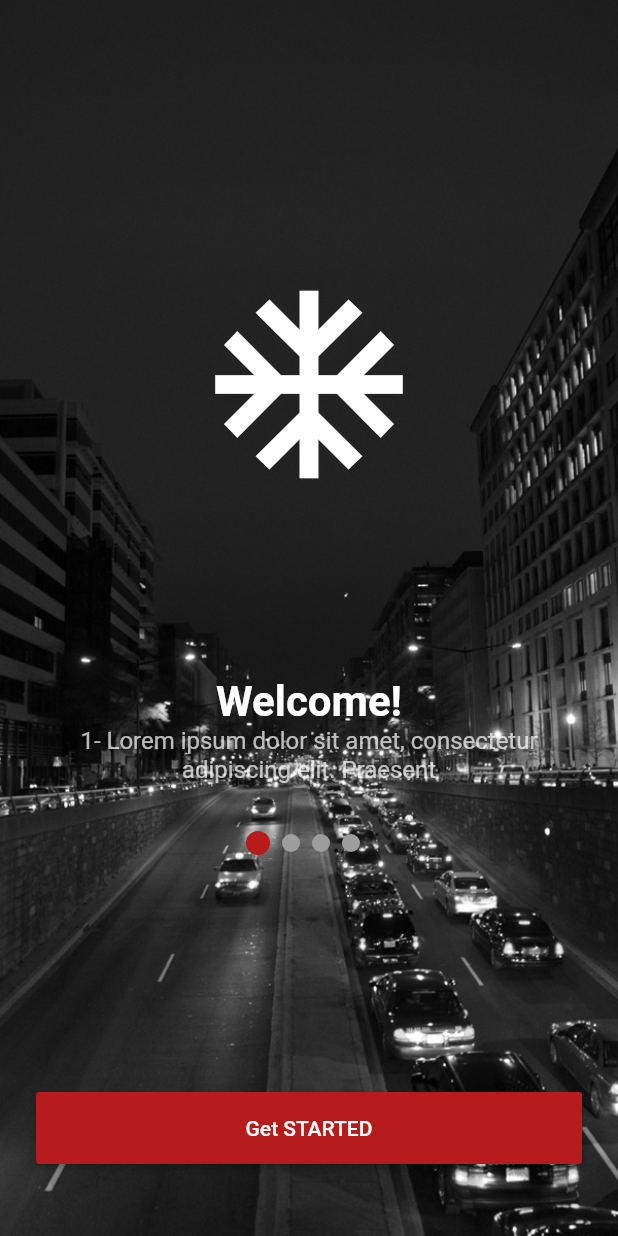
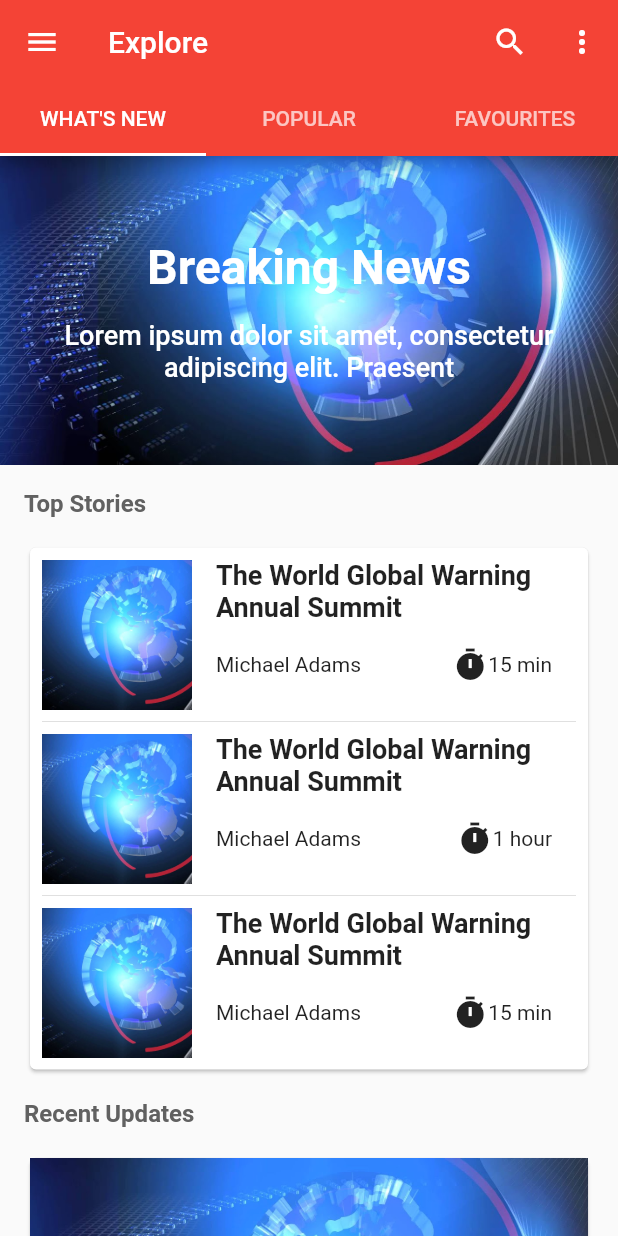
Before and after one commit to a-atalla/flutter_news, a Flutter app: the screen it shows after launch, after a tap on "Get STARTED", on a phone screen of 412 x 824 dp. Run offline on Flutter 3.47's test engine with Material 2 defaults, Android fonts, the phone set to English and light mode, and no system bars; our stand-ins replace shared_preferences.

Commit message:
finish what's news screen

```diff
--- a/lib/main.dart
+++ b/lib/main.dart
@@ -1,14 +1,33 @@
 import 'package:flutter/material.dart';
+import 'package:flutter_news/screens/home.dart';
 import 'package:flutter_news/screens/onboarding.dart';
+import 'package:shared_preferences/shared_preferences.dart';
 
-void main() => runApp(App());
+void main() async{
+  Widget _firstScreen;
+  SharedPreferences prefs = await SharedPreferences.getInstance();
+  bool isSeen = prefs.getBool('isSeen');
+  if (isSeen == null || isSeen == false ) {
+    _firstScreen = OnBoarding();
+  } else {
+    _firstScreen = HomeScreen();
+  }
+  runApp(App(_firstScreen));
+}
 
 class App extends StatelessWidget {
+  Widget _firstScreen;
+
+  App(this._firstScreen);
+
   @override
   Widget build(BuildContext context) {
     return MaterialApp(
-      debugShowCheckedModeBanner: false,
-      home: OnBoarding()
+        debugShowCheckedModeBanner: false,
+        theme: ThemeData(
+          primaryColor: Colors.red,
+        ),
+        home: this._firstScreen,
     );
   }
 }
--- /dev/null
+++ b/lib/screens/home.dart
@@ -0,0 +1,58 @@
+import 'package:flutter/material.dart';
+import 'package:flutter_news/screens/hopme_tabs/favourites.dart';
+import 'package:flutter_news/screens/hopme_tabs/popular.dart';
+import 'package:flutter_news/screens/hopme_tabs/whats_new.dart';
+import 'package:flutter_news/widgets/navigation_drawer.dart';
+
+class HomeScreen extends StatefulWidget {
+  @override
+  _HomeScreenState createState() => _HomeScreenState();
+}
+
+class _HomeScreenState extends State<HomeScreen>
+    with SingleTickerProviderStateMixin {
+  TabController _tabController;
+
+  @override
+  void initState() {
+    super.initState();
+    _tabController = TabController(initialIndex: 0, length: 3, vsync: this);
+  }
+
+  @override
+  Widget build(BuildContext context) {
+    return Scaffold(
+        appBar: AppBar(
+          title: Text('Explore'),
+          centerTitle: false,
+          actions: <Widget>[
+            IconButton(
+              icon: Icon(Icons.search),
+              onPressed: () {},
+            ),
+            IconButton(
+              icon: Icon(Icons.more_vert),
+              onPressed: () {},
+            ),
+          ],
+          bottom: TabBar(
+            indicatorColor: Colors.white,
+            tabs: <Widget>[
+              Tab(text: "WHAT'S NEW"),
+              Tab(text: "POPULAR"),
+              Tab(text: "FAVOURITES")
+            ],
+            controller: _tabController,
+          ),
+        ),
+        drawer: NavigationDrawer(),
+        body: TabBarView(
+          children: <Widget>[
+            WhatsNew(),
+            Popular(),
+            Favourites(),
+          ],
+          controller: _tabController,
+        ));
+  }
+}
--- /dev/null
+++ b/lib/screens/hopme_tabs/favourites.dart
@@ -0,0 +1,18 @@
+
+import 'package:flutter/material.dart';
+
+class Favourites extends StatefulWidget {
+  @override
+  _FavouritesState createState() => _FavouritesState();
+}
+
+class _FavouritesState extends State<Favourites> {
+  @override
+  Widget build(BuildContext context) {
+    return Container(
+      child: Center(
+        child: Text('Favourites'),
+      ),
+    );
+  }
+}
--- /dev/null
+++ b/lib/screens/hopme_tabs/popular.dart
@@ -0,0 +1,18 @@
+
+import 'package:flutter/material.dart';
+
+class Popular extends StatefulWidget {
+  @override
+  _PopularState createState() => _PopularState();
+}
+
+class _PopularState extends State<Popular> {
+  @override
+  Widget build(BuildContext context) {
+    return Container(
+      child: Center(
+        child: Text('Popular'),
+      ),
+    );
+  }
+}
--- /dev/null
+++ b/lib/screens/hopme_tabs/whats_new.dart
@@ -0,0 +1,49 @@
+
+import 'package:flutter/material.dart';
+import 'package:flutter_news/widgets/card_with_image.dart';
+import 'package:flutter_news/widgets/recent_update_item.dart';
+import 'package:flutter_news/widgets/section_title.dart';
+import 'package:flutter_news/widgets/top_stories.dart';
+
+class WhatsNew extends StatefulWidget {
+  @override
+  _WhatsNewState createState() => _WhatsNewState();
+}
+
+class _WhatsNewState extends State<WhatsNew> {
+  @override
+  Widget build(BuildContext context) {
+    return Container(
+      child: SingleChildScrollView(
+        child: Column(
+          crossAxisAlignment: CrossAxisAlignment.start,
+          children: <Widget>[
+            CardWithImage(
+              title: 'Breaking News',
+              description: 'Lorem ipsum dolor sit amet, consectetur adipiscing elit. Praesent',
+              image: 'assets/images/placeholder_bg.png'
+            ),
+            SectionTitle('Top Stories'),
+            TopStories(),
+            SectionTitle('Recent Updates'),
+            RecentUpdatesItem(
+              image: 'assets/images/placeholder_bg.png',
+              title: 'Lorem ipsum dolor sit amet, consectetur adipiscing elit. Praesent',
+              time: '15 min',
+              tagName: 'SPORT',
+              tagColor: Colors.teal,
+            ),
+            RecentUpdatesItem(
+              image: 'assets/images/placeholder_bg.png',
+              title: 'Lorem ipsum dolor sit amet, consectetur adipiscing elit. Praesent',
+              time: '45 min',
+              tagName: 'EVENT',
+              tagColor: Colors.redAccent,
+            ),
+            SizedBox(height: 48,)
+          ],
+        ),
+      )
+    );
+  }
+}
--- a/lib/screens/onboarding.dart
+++ b/lib/screens/onboarding.dart
@@ -1,5 +1,7 @@
 import 'package:flutter/material.dart';
 import 'package:flutter_news/models/onboarding_page.dart';
+import 'package:flutter_news/screens/home.dart';
+import 'package:shared_preferences/shared_preferences.dart';
 
 class OnBoarding extends StatefulWidget {
   @override
@@ -12,6 +14,11 @@ class _OnBoardingState extends State<OnBoarding> {
 
   void initState() {
     _populatePages();
+  }
+
+  void _setSeen() async{
+    SharedPreferences prefs = await SharedPreferences.getInstance();
+    prefs.setBool('isSeen', true);
   }
 
   void _populatePages() {
@@ -124,7 +131,13 @@ class _OnBoardingState extends State<OnBoarding> {
                     style: TextStyle(color: Colors.white),
                   ),
                   onPressed: () {
-                    print('Get Started Clicked');
+                    Navigator.push(
+                        context,
+                        MaterialPageRoute(builder: (context){
+                          this._setSeen();
+                          return HomeScreen();
+                        })
+                    );
                   },
                 ),
               ),
--- /dev/null
+++ b/lib/widgets/card_with_image.dart
@@ -0,0 +1,57 @@
+import 'package:flutter/material.dart';
+
+class CardWithImage extends StatelessWidget {
+  final String title;
+  final String description;
+  final String image;
+
+  CardWithImage({this.title, this.description, this.image});
+
+  @override
+  Widget build(BuildContext context) {
+    TextStyle _titleStyle = TextStyle(
+      color: Colors.white,
+      fontSize: 32,
+      fontWeight: FontWeight.w700,
+    );
+    TextStyle _descriptionStyle = TextStyle(
+      color: Colors.white,
+      fontSize: 18,
+      fontWeight: FontWeight.w500,
+    );
+    return Container(
+      width: MediaQuery.of(context).size.width,
+      height: MediaQuery.of(context).size.height * 0.25,
+      decoration: BoxDecoration(
+        image: DecorationImage(
+          image: ExactAssetImage(this.image),
+          fit: BoxFit.cover,
+        ),
+      ),
+      child: Column(
+        mainAxisAlignment: MainAxisAlignment.center,
+        children: <Widget>[
+          Padding(
+            padding: const EdgeInsets.only(left: 24, right: 24),
+            child: Text(
+              this.title,
+              style: _titleStyle,
+              textAlign: TextAlign.center,
+            ),
+          ),
+          SizedBox(
+            height: 16,
+          ),
+          Padding(
+            padding: const EdgeInsets.only(left: 32, right: 32),
+            child: Text(
+              this.description,
+              style: _descriptionStyle,
+              textAlign: TextAlign.center,
+            ),
+          ),
+        ],
+      ),
+    );
+  }
+}
--- /dev/null
+++ b/lib/widgets/divider.dart
@@ -0,0 +1,13 @@
+
+import 'package:flutter/material.dart';
+
+class Divider extends StatelessWidget {
+  @override
+  Widget build(BuildContext context) {
+    return Container(
+      height: 1,
+      color: Colors.grey.shade100,
+      width: double.infinity,
+    );
+  }
+}
--- /dev/null
+++ b/lib/widgets/navigation_drawer.dart
@@ -0,0 +1,13 @@
+import 'package:flutter/material.dart';
+
+class NavigationDrawer extends StatefulWidget {
+  @override
+  _NavigationDrawerState createState() => _NavigationDrawerState();
+}
+
+class _NavigationDrawerState extends State<NavigationDrawer> {
+  @override
+  Widget build(BuildContext context) {
+    return Drawer();
+  }
+}
--- /dev/null
+++ b/lib/widgets/recent_update_item.dart
@@ -0,0 +1,55 @@
+import 'package:flutter/material.dart';
+import 'package:flutter_news/widgets/tag.dart';
+
+class RecentUpdatesItem extends StatelessWidget {
+  final String image;
+  final String title;
+  final String time;
+  final String tagName;
+  final Color tagColor;
+
+  RecentUpdatesItem(
+      {this.image, this.tagName, this.tagColor, this.title, this.time});
+
+  @override
+  Widget build(BuildContext context) {
+    return Padding(
+      padding: const EdgeInsets.only(left: 16, right: 16, bottom: 8),
+      child: Card(
+        child: Column(
+          crossAxisAlignment: CrossAxisAlignment.start,
+          children: <Widget>[
+            Image(image: ExactAssetImage(this.image), fit: BoxFit.cover),
+            Tag(name: this.tagName, color: this.tagColor),
+            Padding(
+              padding: const EdgeInsets.only(left: 16, bottom: 16),
+              child: Text(
+                this.title,
+                style: TextStyle(
+                  fontSize: 18,
+                  fontWeight: FontWeight.w700,
+                  color: Colors.black87
+                ),
+              ),
+            ),
+            Padding(
+              padding: const EdgeInsets.only(left: 16, bottom: 16),
+              child: Row(
+                children: <Widget>[
+                  Padding(
+                    padding: const EdgeInsets.only(right: 16),
+                    child: Icon(Icons.timer, color: Colors.grey),
+                  ),
+                  Text(
+                    this.time,
+                    style: TextStyle(color: Colors.grey),
+                  )
+                ],
+              ),
+            )
+          ],
+        ),
+      ),
+    );
+  }
+}
--- /dev/null
+++ b/lib/widgets/section_title.dart
@@ -0,0 +1,23 @@
+
+import 'package:flutter/material.dart';
+
+class SectionTitle extends StatelessWidget {
+  final String title;
+
+
+  SectionTitle(this.title);
+
+  @override
+  Widget build(BuildContext context) {
+    return Padding(
+      padding: const EdgeInsets.all(16),
+      child: Text(
+        this.title,
+        style: TextStyle(
+            color: Colors.grey.shade700,
+            fontWeight: FontWeight.w600,
+            fontSize: 16),
+      ),
+    );
+  }
+}
--- /dev/null
+++ b/lib/widgets/tag.dart
@@ -0,0 +1,27 @@
+
+import 'package:flutter/material.dart';
+
+class Tag extends StatelessWidget{
+  final String name;
+  final Color color;
+
+  Tag({this.name, this.color});
+
+  @override
+  Widget build(BuildContext context) {
+    return Container(
+      padding: EdgeInsets.only(left: 32, right: 32, top: 4, bottom: 4),
+      margin: EdgeInsets.all(16),
+      decoration: BoxDecoration(
+        color: this.color,
+        borderRadius: BorderRadius.circular(4),
+      ),
+      child: Text(
+        this.name,
+        style: TextStyle(
+          color: Colors.white
+        ),
+      ),
+    );
+  }
+}
--- /dev/null
+++ b/lib/widgets/top_stories.dart
@@ -0,0 +1,93 @@
+import 'package:flutter/material.dart';
+import 'package:flutter_news/widgets/section_title.dart';
+
+class TopStories extends StatelessWidget {
+  @override
+  Widget build(BuildContext context) {
+    return Padding(
+      padding: const EdgeInsets.only(left: 16, right: 16),
+      child: Column(
+        crossAxisAlignment: CrossAxisAlignment.start,
+        children: <Widget>[
+          Card(
+            child: Padding(
+              padding: const EdgeInsets.all(8),
+              child: Column(
+                children: <Widget>[
+                  TopStoriesItem(
+                    title: 'The World Global Warning Annual Summit',
+                    author: 'Michael Adams',
+                    time: '15 min',
+                  ),
+                  Divider(),
+                  TopStoriesItem(
+                    title: 'The World Global Warning Annual Summit',
+                    author: 'Michael Adams',
+                    time: '1 hour',
+                  ),
+                  Divider(),
+                  TopStoriesItem(
+                    title: 'The World Global Warning Annual Summit',
+                    author: 'Michael Adams',
+                    time: '15 min',
+                  ),
+                ],
+              ),
+            ),
+          ),
+        ],
+      ),
+    );
+  }
+}
+
+class TopStoriesItem extends StatelessWidget {
+  final String title;
+  final String author;
+  final String time;
+
+  TopStoriesItem({this.title, this.author, this.time});
+
+  @override
+  Widget build(BuildContext context) {
+    return Row(
+      crossAxisAlignment: CrossAxisAlignment.start,
+      children: <Widget>[
+        SizedBox(
+          width: 100,
+          height: 100,
+          child: Image(
+            image: ExactAssetImage('assets/images/placeholder_bg.png'),
+            fit: BoxFit.cover,
+          ),
+        ),
+        Expanded(
+          child: Padding(
+            padding: EdgeInsets.only(left: 16, right: 16),
+            child: Column(
+              children: <Widget>[
+                Text(
+                  this.title,
+                  style: TextStyle(fontSize: 18, fontWeight: FontWeight.w700),
+                ),
+                SizedBox(
+                  height: 16,
+                ),
+                Row(
+                  mainAxisAlignment: MainAxisAlignment.spaceBetween,
+                  children: <Widget>[
+                    Text(this.author),
+                    Row(children: <Widget>[
+                      Icon(Icons.timer),
+                      Text(this.time),
+                    ]),
+                  ],
+                )
+              ],
+            ),
+          ),
+        )
+      ],
+    );
+  }
+}
--- a/pubspec.yaml
+++ b/pubspec.yaml
@@ -23,6 +23,7 @@ dependencies:
   # The following adds the Cupertino Icons font to your application.
   # Use with the CupertinoIcons class for iOS style icons.
   cupertino_icons: ^0.1.2
+  shared_preferences: ^0.5.3
 
 dev_dependencies:
   flutter_test:
@@ -46,6 +47,7 @@ flutter:
     - assets/images/bg1.png
     - assets/images/bg2.png
     - assets/images/bg3.png
+    - assets/images/placeholder_bg.png
 
   # An image asset can refer to one or more resolution-specific "variants", see
   # https://flutter.dev/assets-and-images/#resolution-aware.
```
Also changed, not shown: assets/images/placeholder_bg.png (added), pubspec.lock, 6 other files.
